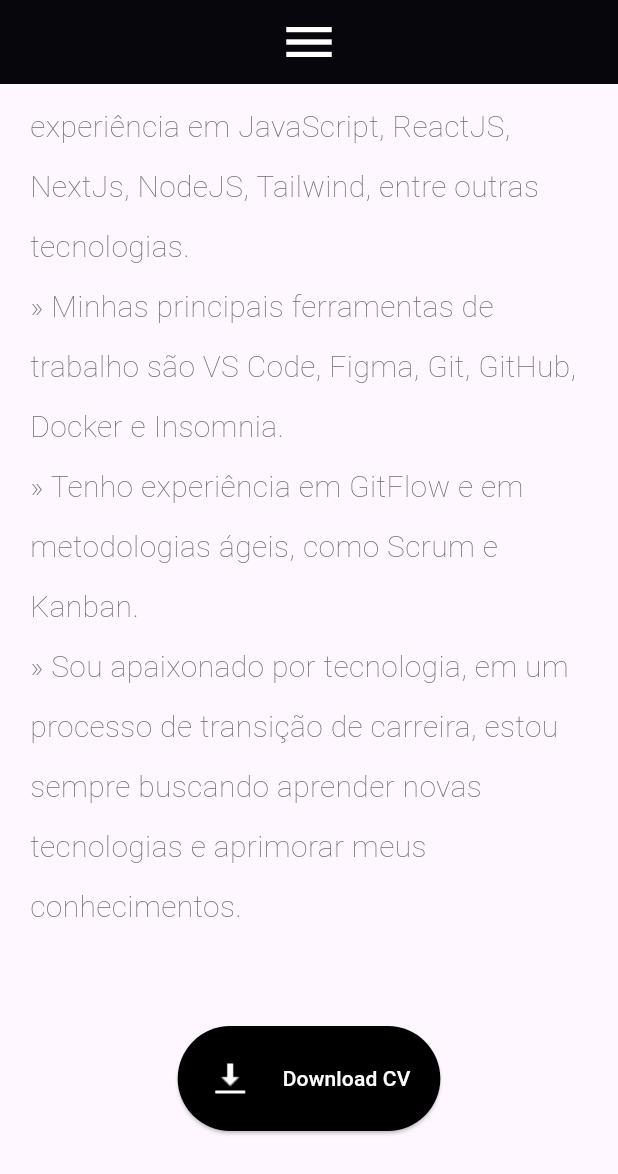
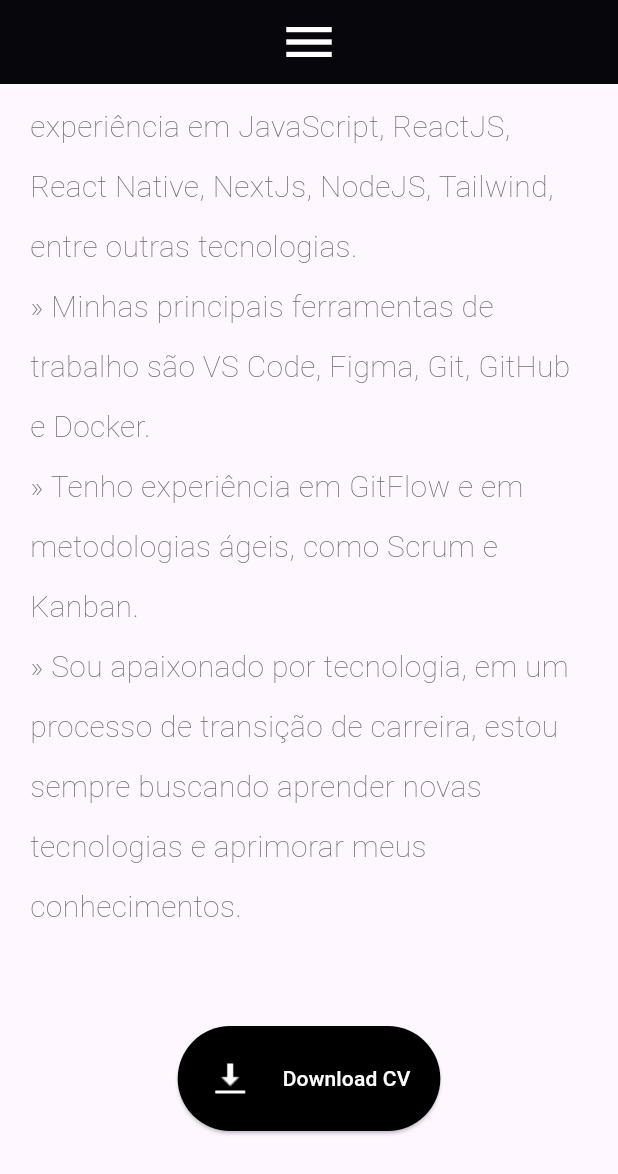
Before and after one commit to jeffersonkako/site_pessoal, a Flutter app: the screen it shows after launch, scrolled down 1152 dp, on a phone screen of 412 x 824 dp. Shown: the top 1174 px of the screen. Run offline on Flutter 3.47's test engine with Material 3 defaults, Android fonts, the phone set to English and light mode, and no system bars; missing offline and left inert: dart:html.

Commit message:
update v1

```diff
--- a/lib/components/default_button.dart
+++ b/lib/components/default_button.dart
@@ -17,7 +17,7 @@
   Widget build(BuildContext context) {
     return ElevatedButton(
       style: ElevatedButton.styleFrom(
-        backgroundColor: Colors.black, // Define a cor de fundo
+        backgroundColor: Colors.black,
         padding: const EdgeInsets.symmetric(
           vertical: kDefaultPadding,
           horizontal: kDefaultPadding,
--- a/lib/sections/about/about_section.dart
+++ b/lib/sections/about/about_section.dart
@@ -28,7 +28,7 @@
                   const Expanded(
                     child: AboutSectionText(
                       text:
-                          "» Desenvolvedor full stack com experiência em desenvolvimento de aplicações web e mobile.\n» Atualmente trabalhando na area mobile com Dart e Flutter, porem tenho experiência em JavaScript, ReactJS, NextJs, NodeJS, Tailwind, entre outras tecnologias. \n» Minhas principais ferramentas de trabalho são VS Code, Figma, Git, GitHub, Docker e Insomnia. \n» Tenho experiência em GitFlow e em metodologias ágeis, como Scrum e Kanban. \n» Sou apaixonado por tecnologia, em um processo de transição de carreira, estou sempre buscando aprender novas tecnologias e aprimorar meus conhecimentos.",
+                          "» Desenvolvedor front-end com experiência em desenvolvimento de aplicações web e mobile.\n» Atualmente trabalhando na área mobile com Dart e Flutter, porem tenho experiência em JavaScript, ReactJS, React Native, NextJs, NodeJS, Tailwind, entre outras tecnologias. \n» Minhas principais ferramentas de trabalho são VS Code, Figma, Git, GitHub e Docker. \n» Tenho experiência em GitFlow e em metodologias ágeis, como Scrum e Kanban. \n» Sou apaixonado por tecnologia, em um processo de transição de carreira, estou sempre buscando aprender novas tecnologias e aprimorar meus conhecimentos.",
                     ),
                   ),
                 ],
```
Also changed, not shown: pubspec.lock.
